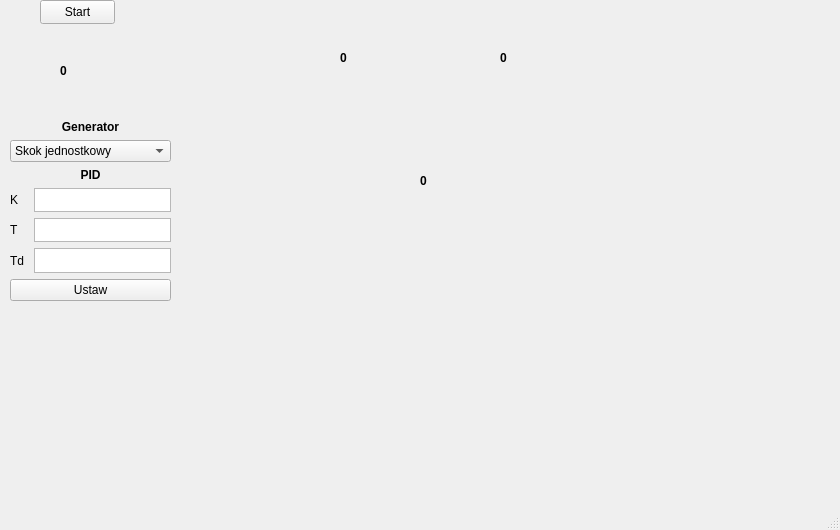
First picture: the form in GUI/mainwindow.ui, repository kacpereqo/regulatix, before the edit.
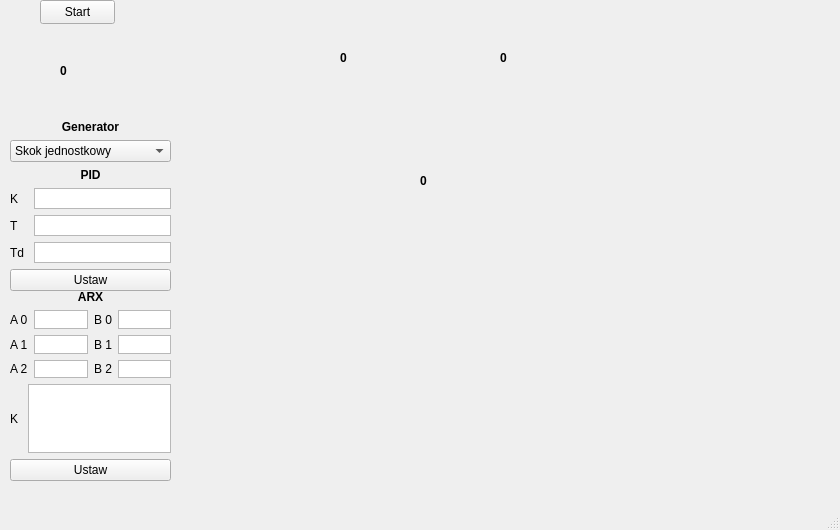
Second picture: the form after the edit. Icons and pictures are not drawn.

The edit to the form file:
```diff
--- a/GUI/mainwindow.ui
+++ b/GUI/mainwindow.ui
@@ -26,7 +26,7 @@
       <x>10</x>
       <y>120</y>
       <width>161</width>
-      <height>181</height>
+      <height>171</height>
      </rect>
     </property>
     <layout class="QVBoxLayout" name="verticalLayout_2">
@@ -279,6 +279,198 @@
      <string>Start</string>
     </property>
    </widget>
+   <widget class="QWidget" name="verticalLayoutWidget_5">
+    <property name="geometry">
+     <rect>
+      <x>10</x>
+      <y>290</y>
+      <width>161</width>
+      <height>191</height>
+     </rect>
+    </property>
+    <layout class="QVBoxLayout" name="verticalLayout_7">
+     <item>
+      <layout class="QVBoxLayout" name="verticalLayout_6">
+       <item>
+        <widget class="QLabel" name="label_12">
+         <property name="font">
+          <font>
+           <bold>true</bold>
+          </font>
+         </property>
+         <property name="text">
+          <string>ARX</string>
+         </property>
+         <property name="alignment">
+          <set>Qt::AlignmentFlag::AlignCenter</set>
+         </property>
+        </widget>
+       </item>
+       <item>
+        <layout class="QHBoxLayout" name="horizontalLayout">
+         <item>
+          <layout class="QVBoxLayout" name="verticalLayout_5">
+           <item>
+            <layout class="QHBoxLayout" name="horizontalLayout_10">
+             <item>
+              <widget class="QLabel" name="label_6">
+               <property name="text">
+                <string>A 0</string>
+               </property>
+              </widget>
+             </item>
+             <item>
+              <widget class="QTextEdit" name="textEditA0">
+               <property name="verticalScrollBarPolicy">
+                <enum>Qt::ScrollBarPolicy::ScrollBarAlwaysOff</enum>
+               </property>
+               <property name="horizontalScrollBarPolicy">
+                <enum>Qt::ScrollBarPolicy::ScrollBarAlwaysOff</enum>
+               </property>
+              </widget>
+             </item>
+            </layout>
+           </item>
+           <item>
+            <layout class="QHBoxLayout" name="horizontalLayout_8">
+             <item>
+              <widget class="QLabel" name="label_7">
+               <property name="text">
+                <string>A 1</string>
+               </property>
+              </widget>
+             </item>
+             <item>
+              <widget class="QTextEdit" name="textEditA1">
+               <property name="verticalScrollBarPolicy">
+                <enum>Qt::ScrollBarPolicy::ScrollBarAlwaysOff</enum>
+               </property>
+              </widget>
+             </item>
+            </layout>
+           </item>
+           <item>
+            <layout class="QHBoxLayout" name="horizontalLayout_9">
+             <item>
+              <widget class="QLabel" name="label_8">
+               <property name="text">
+                <string>A 2</string>
+               </property>
+              </widget>
+             </item>
+             <item>
+              <widget class="QTextEdit" name="textEditA2">
+               <property name="verticalScrollBarPolicy">
+                <enum>Qt::ScrollBarPolicy::ScrollBarAlwaysOff</enum>
+               </property>
+              </widget>
+             </item>
+            </layout>
+           </item>
+          </layout>
+         </item>
+         <item>
+          <layout class="QVBoxLayout" name="verticalLayout">
+           <item>
+            <layout class="QHBoxLayout" name="horizontalLayout_7">
+             <item>
+              <widget class="QLabel" name="label_9">
+               <property name="text">
+                <string>B 0</string>
+               </property>
+              </widget>
+             </item>
+             <item>
+              <widget class="QTextEdit" name="textEditB0">
+               <property name="verticalScrollBarPolicy">
+                <enum>Qt::ScrollBarPolicy::ScrollBarAlwaysOff</enum>
+               </property>
+              </widget>
+             </item>
+            </layout>
+           </item>
+           <item>
+            <layout class="QHBoxLayout" name="horizontalLayout_6">
+             <item>
+              <widget class="QLabel" name="label_10">
+               <property name="text">
+                <string>B 1</string>
+               </property>
+              </widget>
+             </item>
+             <item>
+              <widget class="QTextEdit" name="textEditB1">
+               <property name="verticalScrollBarPolicy">
+                <enum>Qt::ScrollBarPolicy::ScrollBarAlwaysOff</enum>
+               </property>
+              </widget>
+             </item>
+            </layout>
+           </item>
+           <item>
+            <layout class="QHBoxLayout" name="horizontalLayout_2">
+             <item>
+              <widget class="QLabel" name="label_11">
+               <property name="text">
+                <string>B 2</string>
+               </property>
+              </widget>
+             </item>
+             <item>
+              <widget class="QTextEdit" name="textEditB2">
+               <property name="verticalScrollBarPolicy">
+                <enum>Qt::ScrollBarPolicy::ScrollBarAlwaysOff</enum>
+               </property>
+              </widget>
+             </item>
+            </layout>
+           </item>
+          </layout>
+         </item>
+        </layout>
+       </item>
+       <item>
+        <layout class="QVBoxLayout" name="verticalLayout_8">
+         <item>
+          <layout class="QHBoxLayout" name="horizontalLayout_11">
+           <item>
+            <widget class="QLabel" name="label_14">
+             <property name="text">
+              <string>K </string>
+             </property>
+            </widget>
+           </item>
+           <item>
+            <widget class="QTextEdit" name="textEditDelay"/>
+           </item>
+          </layout>
+         </item>
+        </layout>
+       </item>
+       <item>
+        <widget class="QPushButton" name="setCoefficientsButton">
+         <property name="text">
+          <string>Ustaw</string>
+         </property>
+        </widget>
+       </item>
+      </layout>
+     </item>
+    </layout>
+   </widget>
+   <widget class="QLabel" name="label_13">
+    <property name="geometry">
+     <rect>
+      <x>370</x>
+      <y>350</y>
+      <width>199</width>
+      <height>16</height>
+     </rect>
+    </property>
+    <property name="text">
+     <string/>
+    </property>
+   </widget>
    <zorder>pidDiagram</zorder>
    <zorder>verticalLayoutWidget_2</zorder>
    <zorder>light</zorder>
```
Left out of the diff: 2 changed lines with no effect on the pictures.
